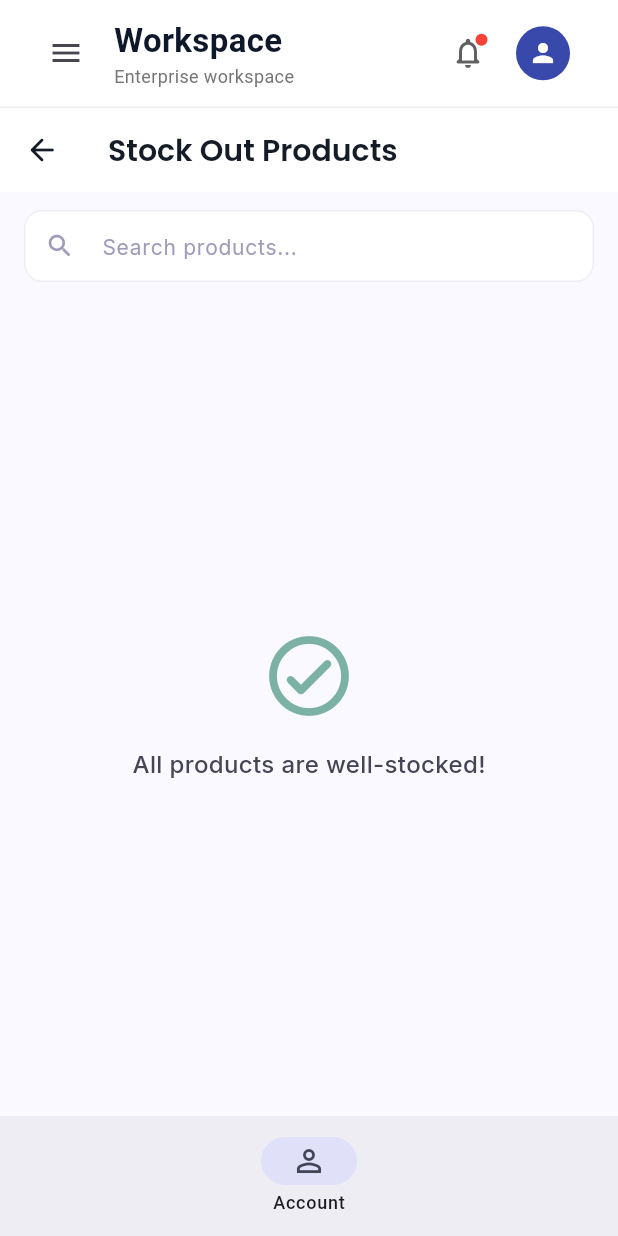
After one commit to mushfiqbh/alpha-suite-erp, a Flutter app: the DashboardScreen screen opened by its route, scrolled down 330 dp, after a tap on "LOW STOCK", on a phone screen of 412 x 824 dp. The commit adds this screen. Run offline on Flutter 3.47's test engine with Material 3 defaults, Android fonts, the phone set to English and light mode, and no system bars; our stand-ins replace fl_chart, flutter_riverpod, go_router, google_fonts, image_picker, package_info_plus and 1 more; missing offline and left inert: ota_update; accounts and stored records are empty; network calls fail.

Commit message:
Dashboard and Stock Out View Implementation

```diff
--- a/lib/core/app_router.dart
+++ b/lib/core/app_router.dart
@@ -13,6 +13,7 @@ import 'package:erp/screens/customers/customer_form_page.dart';
 import 'package:erp/screens/customers/customer_management_view.dart';
 import 'package:erp/screens/products/product_form_page.dart';
 import 'package:erp/screens/products/product_management_view.dart';
+import 'package:erp/screens/products/stock_out_view.dart';
 import 'package:erp/screens/auth/login_view.dart';
 import 'package:erp/screens/auth/splash_view.dart';
 import 'package:erp/screens/dashboard/dashboard_view.dart';
@@ -97,6 +98,10 @@ final appRouterProvider = Provider<GoRouter>((ref) {
             ),
           ),
           GoRoute(
+            path: AppRoutes.stockOut,
+            builder: (context, state) => const StockOutView(),
+          ),
+          GoRoute(
             path: AppRoutes.hr,
             builder: (context, state) => const HrView(),
           ),
--- a/lib/core/app_routes.dart
+++ b/lib/core/app_routes.dart
@@ -9,6 +9,7 @@ class AppRoutes {
   static const customerNew = '/customers/new';
   static const products = '/products';
   static const productNew = '/products/new';
+  static const stockOut = '/stock-out';
   static const hr = '/hr';
   static const hrEmployeeNew = '/hr/employees/new';
   static const hrAttendanceNew = '/hr/attendance/new';
--- a/lib/main.dart
+++ b/lib/main.dart
@@ -1,5 +1,6 @@
 import 'package:flutter/material.dart';
 import 'package:flutter_riverpod/flutter_riverpod.dart';
+import 'package:google_fonts/google_fonts.dart';
 
 import 'package:erp/core/app_router.dart';
 import 'package:erp/core/app_theme.dart';
@@ -9,6 +10,10 @@ import 'package:supabase_flutter/supabase_flutter.dart';
 
 Future<void> main() async {
   WidgetsFlutterBinding.ensureInitialized();
+
+  // Allow google_fonts to download fonts at runtime so it doesn't
+  // depend on AssetManifest.bin.json being present in the build output.
+  GoogleFonts.config.allowRuntimeFetching = true;
 
   if (true) {
     try {
--- a/lib/providers/sales_providers.dart
+++ b/lib/providers/sales_providers.dart
@@ -227,3 +227,12 @@ final salesOrderItemsProvider = FutureProvider.family
       final service = ref.watch(salesServiceProvider);
       return service.listOrderItems(orderId);
     });
+
+/// Aggregate revenue summary for the dashboard KPIs. Queries the DB
+/// with date filters rather than relying on the limited (50-order)
+/// recent list, so monthly totals are accurate regardless of volume.
+final revenueSummaryProvider =
+    FutureProvider.autoDispose<DashboardRevenueSummary>((ref) {
+      final service = ref.watch(salesServiceProvider);
+      return service.getRevenueSummary();
+    });
--- /dev/null
+++ b/lib/screens/products/stock_out_view.dart
@@ -0,0 +1,308 @@
+import 'package:flutter/material.dart';
+import 'package:flutter_riverpod/flutter_riverpod.dart';
+import 'package:google_fonts/google_fonts.dart';
+
+import 'package:erp/models/product.dart';
+import 'package:erp/providers/product_providers.dart';
+
+class StockOutView extends ConsumerStatefulWidget {
+  const StockOutView({super.key});
+
+  @override
+  ConsumerState<StockOutView> createState() => _StockOutViewState();
+}
+
+class _StockOutViewState extends ConsumerState<StockOutView> {
+  String _searchQuery = '';
+
+  @override
+  Widget build(BuildContext context) {
+    final state = ref.watch(productDirectoryProvider);
+    final stockOutProducts = _stockOutProducts(state.products);
+
+    return Scaffold(
+      backgroundColor: const Color(0xFFF9F9FF),
+      appBar: AppBar(
+        backgroundColor: Colors.white,
+        surfaceTintColor: Colors.white,
+        title: Text(
+          'Stock Out Products',
+          style: GoogleFonts.poppins(
+            fontSize: 20,
+            fontWeight: FontWeight.w600,
+            color: const Color(0xFF151C27),
+          ),
+        ),
+        leading: IconButton(
+          icon: const Icon(Icons.arrow_back_rounded, color: Color(0xFF151C27)),
+          onPressed: () => Navigator.of(context).pop(),
+        ),
+      ),
+      body: Column(
+        children: [
+          _buildSearchBar(),
+          Expanded(
+            child: state.isLoading
+                ? const Center(child: CircularProgressIndicator(strokeWidth: 2))
+                : state.errorMessage != null && state.products.isEmpty
+                ? Center(
+                    child: Text(
+                      state.errorMessage!,
+                      style: GoogleFonts.inter(
+                        fontSize: 14,
+                        color: const Color(0xFFB23B3B),
+                      ),
+                      textAlign: TextAlign.center,
+                    ),
+                  )
+                : stockOutProducts.isEmpty
+                ? Center(
+                    child: Column(
+                      mainAxisSize: MainAxisSize.min,
+                      children: [
+                        Icon(
+                          Icons.check_circle_outline_rounded,
+                          size: 64,
+                          color: const Color(0xFF006C49).withValues(alpha: 0.5),
+                        ),
+                        const SizedBox(height: 16),
+                        Text(
+                          'All products are well-stocked!',
+                          style: GoogleFonts.inter(
+                            fontSize: 16,
+                            fontWeight: FontWeight.w500,
+                            color: const Color(0xFF464555),
+                          ),
+                        ),
+                      ],
+                    ),
+                  )
+                : _buildProductList(stockOutProducts),
+          ),
+        ],
+      ),
+    );
+  }
+
+  Widget _buildSearchBar() {
+    return Container(
+      padding: const EdgeInsets.fromLTRB(16, 12, 16, 8),
+      color: const Color(0xFFF9F9FF),
+      child: TextField(
+        onChanged: (value) => setState(() => _searchQuery = value),
+        decoration: InputDecoration(
+          hintText: 'Search products...',
+          hintStyle: GoogleFonts.inter(
+            fontSize: 14,
+            color: const Color(0xFF9E9BB8),
+          ),
+          prefixIcon: const Icon(
+            Icons.search_rounded,
+            color: Color(0xFF9E9BB8),
+            size: 20,
+          ),
+          suffixIcon: _searchQuery.isNotEmpty
+              ? IconButton(
+                  icon: const Icon(Icons.clear_rounded, size: 18),
+                  onPressed: () => setState(() => _searchQuery = ''),
+                )
+              : null,
+          filled: true,
+          fillColor: Colors.white,
+          contentPadding: const EdgeInsets.symmetric(
+            vertical: 0,
+            horizontal: 16,
+          ),
+          border: OutlineInputBorder(
+            borderRadius: BorderRadius.circular(12),
+            borderSide: BorderSide.none,
+          ),
+          enabledBorder: OutlineInputBorder(
+            borderRadius: BorderRadius.circular(12),
+            borderSide: BorderSide(
+              color: const Color(0xFFC7C4D8).withValues(alpha: 0.3),
+            ),
+          ),
+          focusedBorder: OutlineInputBorder(
+            borderRadius: BorderRadius.circular(12),
+            borderSide: const BorderSide(color: Color(0xFF4F46E5)),
+          ),
+        ),
+      ),
+    );
+  }
+
+  Widget _buildProductList(List<ProductRecord> products) {
+    final outOfStock = products.where((p) => p.stock <= 0).toList();
+    final lowStock = products
+        .where((p) => p.stock > 0 && p.stock <= p.reorderLevel)
+        .toList();
+
+    return ListView(
+      padding: const EdgeInsets.fromLTRB(16, 4, 16, 24),
+      children: [
+        if (outOfStock.isNotEmpty) ...[
+          _buildSectionHeader('Out of Stock', outOfStock.length, true),
+          ...outOfStock.map((p) => _buildProductTile(p)),
+          const SizedBox(height: 8),
+        ],
+        if (lowStock.isNotEmpty) ...[
+          _buildSectionHeader('Low Stock', lowStock.length, false),
+          ...lowStock.map((p) => _buildProductTile(p)),
+        ],
+      ],
+    );
+  }
+
+  Widget _buildSectionHeader(String label, int count, bool isCritical) {
+    return Padding(
+      padding: const EdgeInsets.only(top: 12, bottom: 8),
+      child: Row(
+        children: [
+          Container(
+            padding: const EdgeInsets.symmetric(horizontal: 8, vertical: 3),
+            decoration: BoxDecoration(
+              color: isCritical
+                  ? const Color(0xFFFEE2E2)
+                  : const Color(0xFFFFF3E0),
+              borderRadius: BorderRadius.circular(6),
+            ),
+            child: Text(
+              label,
+              style: GoogleFonts.inter(
+                fontSize: 12,
+                fontWeight: FontWeight.w600,
+                color: isCritical
+                    ? const Color(0xFFB23B3B)
+                    : const Color(0xFF684000),
+              ),
+            ),
+          ),
+          const SizedBox(width: 8),
+          Text(
+            '$count product${count == 1 ? '' : 's'}',
+            style: GoogleFonts.inter(
+              fontSize: 13,
+              color: const Color(0xFF9E9BB8),
+            ),
+          ),
+        ],
+      ),
+    );
+  }
+
+  Widget _buildProductTile(ProductRecord product) {
+    final isOutOfStock = product.stock <= 0;
+
+    return Container(
+      margin: const EdgeInsets.only(bottom: 8),
+      decoration: BoxDecoration(
+        color: Colors.white,
+        borderRadius: BorderRadius.circular(12),
+        border: Border.all(
+          color: isOutOfStock
+              ? const Color(0xFFFEE2E2)
+              : const Color(0xFFFFF3E0),
+        ),
+      ),
+      child: Padding(
+        padding: const EdgeInsets.all(14),
+        child: Row(
+          children: [
+            // Left: stock indicator
+            Container(
+              width: 40,
+              height: 40,
+              decoration: BoxDecoration(
+                color: isOutOfStock
+                    ? const Color(0xFFFEE2E2)
+                    : const Color(0xFFFFF3E0),
+                borderRadius: BorderRadius.circular(10),
+              ),
+              child: Icon(
+                isOutOfStock
+                    ? Icons.error_outline_rounded
+                    : Icons.warning_amber_rounded,
+                color: isOutOfStock
+                    ? const Color(0xFFB23B3B)
+                    : const Color(0xFF684000),
+                size: 20,
+              ),
+            ),
+            const SizedBox(width: 12),
+            // Middle: product info
+            Expanded(
+              child: Column(
+                crossAxisAlignment: CrossAxisAlignment.start,
+                children: [
+                  Text(
+                    product.displayName,
+                    maxLines: 1,
+                    overflow: TextOverflow.ellipsis,
+                    style: GoogleFonts.inter(
+                      fontSize: 14,
+                      fontWeight: FontWeight.w600,
+                      color: const Color(0xFF151C27),
+                    ),
+                  ),
+                  const SizedBox(height: 2),
+                  Text(
+                    product.subtitle,
+                    maxLines: 1,
+                    overflow: TextOverflow.ellipsis,
+                    style: GoogleFonts.inter(
+                      fontSize: 12,
+                      color: const Color(0xFF9E9BB8),
+                    ),
+                  ),
+                ],
+              ),
+            ),
+            const SizedBox(width: 8),
+            // Right: stock count
+            Column(
+              crossAxisAlignment: CrossAxisAlignment.end,
+              children: [
+                Text(
+                  '${product.stock}',
+                  style: GoogleFonts.poppins(
+                    fontSize: 18,
+                    fontWeight: FontWeight.w600,
+                    color: isOutOfStock
+                        ? const Color(0xFFB23B3B)
+                        : const Color(0xFF684000),
+                  ),
+                ),
+                Text(
+                  '${product.unit}',
+                  style: GoogleFonts.inter(
+                    fontSize: 11,
+                    color: const Color(0xFF9E9BB8),
+                  ),
+                ),
+              ],
+            ),
+          ],
+        ),
+      ),
+    );
+  }
+
+  List<ProductRecord> _stockOutProducts(List<ProductRecord> allProducts) {
+    final query = _searchQuery.trim().toLowerCase();
+    return allProducts.where((p) {
+      if (!p.isLowStock) return false;
+      if (query.isEmpty) return true;
+      return p.displayName.toLowerCase().contains(query) ||
+          p.sku.toLowerCase().contains(query) ||
+          (p.category ?? '').toLowerCase().contains(query);
+    }).toList()..sort((a, b) {
+      // Out of stock first
+      final aOut = a.stock <= 0 ? 0 : 1;
+      final bOut = b.stock <= 0 ? 0 : 1;
+      if (aOut != bOut) return aOut.compareTo(bOut);
+      // Then by stock ascending
+      return a.stock.compareTo(b.stock);
+    });
+  }
+}
--- a/lib/services/sales_service.dart
+++ b/lib/services/sales_service.dart
@@ -210,6 +210,66 @@ class SalesService {
     ).map(SalesOrderRecord.fromMap).toList();
   }
 
+  /// Revenue summary for the dashboard: total, paid, and count for this
+  /// month and previous month. Queries with date filters so no limit
+  /// skews the numbers.
+  Future<DashboardRevenueSummary> getRevenueSummary() async {
+    if (!_isConfigured) {
+      return const DashboardRevenueSummary(
+        thisMonthTotal: 0,
+        thisMonthPaid: 0,
+        thisMonthOrders: 0,
+        previousMonthTotal: 0,
+      );
+    }
+
+    final now = DateTime.now();
+
+    // This month range
+    final thisMonthStart = DateTime(now.year, now.month, 1);
+    final nextMonth = DateTime(now.year, now.month + 1, 1);
+
+    // Previous month range
+    final prevMonthStart = DateTime(now.year, now.month - 1, 1);
+    final thisMonthStartPrev = DateTime(now.year, now.month, 1);
+
+    // Fetch this month's orders
+    final thisMonthData = await _client
+        .from('sales_orders')
+        .select('grand_total, paid_amount')
+        .gte('order_date', thisMonthStart.toIso8601String())
+        .lt('order_date', nextMonth.toIso8601String());
+
+    // Fetch previous month's orders
+    final prevMonthData = await _client
+        .from('sales_orders')
+        .select('grand_total')
+        .gte('order_date', prevMonthStart.toIso8601String())
+        .lt('order_date', thisMonthStartPrev.toIso8601String());
+
+    final thisRows = List<Map<String, dynamic>>.from(thisMonthData);
+    final prevRows = List<Map<String, dynamic>>.from(prevMonthData);
+
+    double thisTotal = 0;
+    double thisPaid = 0;
+    for (final row in thisRows) {
+      thisTotal += _parseDouble(row['grand_total']);
+      thisPaid += _parseDouble(row['paid_amount']);
+    }
+
+    double prevTotal = 0;
+    for (final row in prevRows) {
+      prevTotal += _parseDouble(row['grand_total']);
+    }
+
+    return DashboardRevenueSummary(
+      thisMonthTotal: thisTotal,
+      thisMonthPaid: thisPaid,
+      thisMonthOrders: thisRows.length,
+      previousMonthTotal: prevTotal,
+    );
+  }
+
   /// Fetch the line items for a specific sales order, used by the
   /// sales list view when a row is expanded.
   Future<List<SalesOrderItemRecord>> listOrderItems(String orderId) async {
--- a/lib/widgets/kpi_card.dart
+++ b/lib/widgets/kpi_card.dart
@@ -8,6 +8,7 @@ class KpiCardWidget extends StatelessWidget {
   final Color descriptionColor;
   final Widget icon;
   final Widget? trendWidget;
+  final VoidCallback? onTap;
 
   const KpiCardWidget({
     super.key,
@@ -17,13 +18,19 @@ class KpiCardWidget extends StatelessWidget {
     required this.descriptionColor,
     required this.icon,
     this.trendWidget,
+    this.onTap,
   });
 
   @override
   Widget build(BuildContext context) {
-    return Container(
+    return Material(
+      color: Colors.white,
+      borderRadius: BorderRadius.circular(12),
+      child: InkWell(
+        onTap: onTap,
+        borderRadius: BorderRadius.circular(12),
+        child: Container(
           decoration: BoxDecoration(
-        color: Colors.white,
             borderRadius: BorderRadius.circular(12),
             border: Border.all(
               color: const Color(0xFFC7C4D8).withValues(alpha: 0.2),
@@ -94,6 +101,8 @@ class KpiCardWidget extends StatelessWidget {
                 ),
             ],
           ),
+        ),
+      ),
     );
   }
 }
```
Also changed, not shown: lib/models/sales_order.dart (+26 -4 lines), lib/screens/dashboard/dashboard_view.dart (+15 -56 lines). Lines whose indentation alone changed are shown as unchanged.
